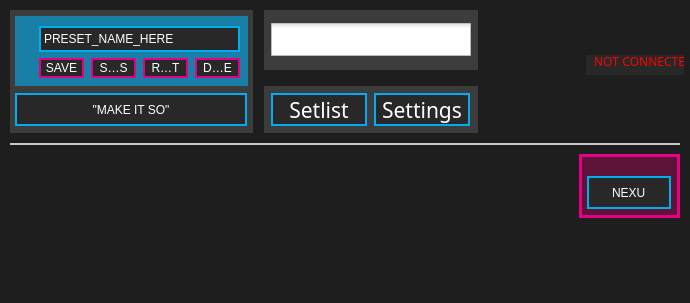
Old version of the form standalone/advanced/forms/mainwindow.ui in the repository Muse-Kinetics/softstep_editor.
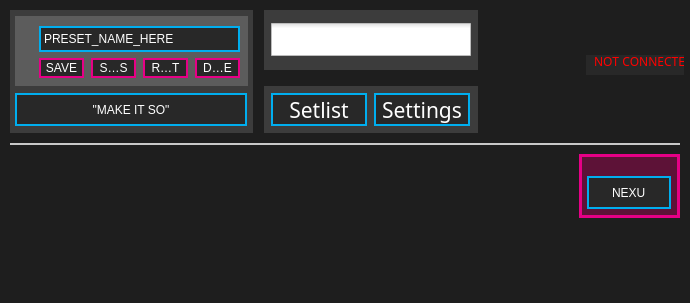
New version of the form. Icons and pictures are not drawn.

What changed in the file:
```diff
--- a/standalone/advanced/forms/mainwindow.ui
+++ b/standalone/advanced/forms/mainwindow.ui
@@ -120,7 +120,7 @@
       <string notr="true">/*----------- QFrame ------------*/
 QFrame
 {
-	background: rgba(0, 174, 239, 150);
+	background: rgba(125, 125, 125, 125);
 }
 
 /*----------- QPushButton ------------*/
```
